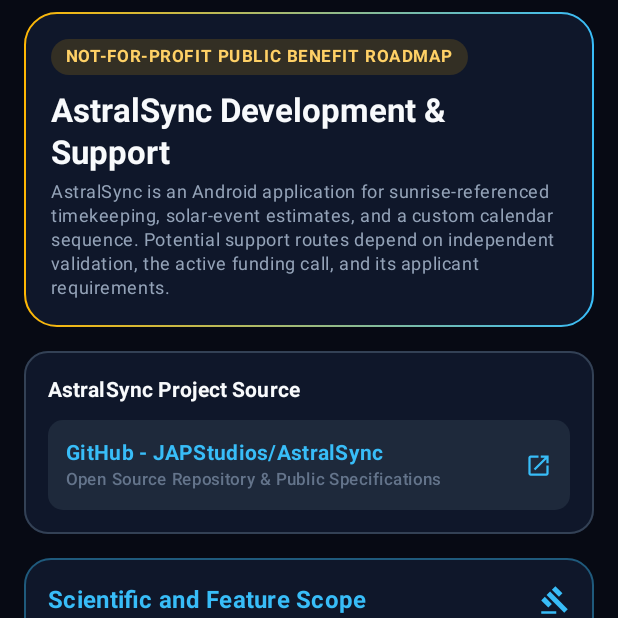
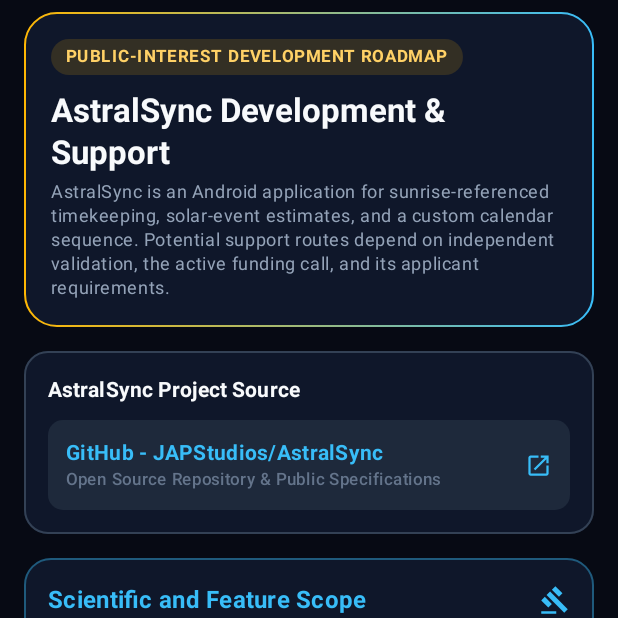
Before and after one commit to JAPStudios/AstralSync, an Android app built with Jetpack Compose: the composable FundingStrategyScreen shown on its own in the app's theme, on a phone screen of 412 x 824 dp, the top half of it. Run offline under Robolectric (Android 15) with nearby library versions, the phone set to English and light mode, and no system bars.

Commit message:
Avoid implying an unverified legal classification

```diff
--- a/app/src/main/java/com/example/ui/screens/FundingStrategyScreen.kt
+++ b/app/src/main/java/com/example/ui/screens/FundingStrategyScreen.kt
@@ -50,7 +50,7 @@ fun FundingStrategyScreen(
                         shape = RoundedCornerShape(12.dp)
                     ) {
                         Text(
-                            text = "NOT-FOR-PROFIT PUBLIC BENEFIT ROADMAP",
+                            text = "PUBLIC-INTEREST DEVELOPMENT ROADMAP",
                             style = MaterialTheme.typography.labelSmall.copy(fontWeight = FontWeight.Bold, letterSpacing = 1.sp),
                             color = SolarGoldLight,
                             modifier = Modifier.padding(horizontal = 10.dp, vertical = 4.dp)
```
